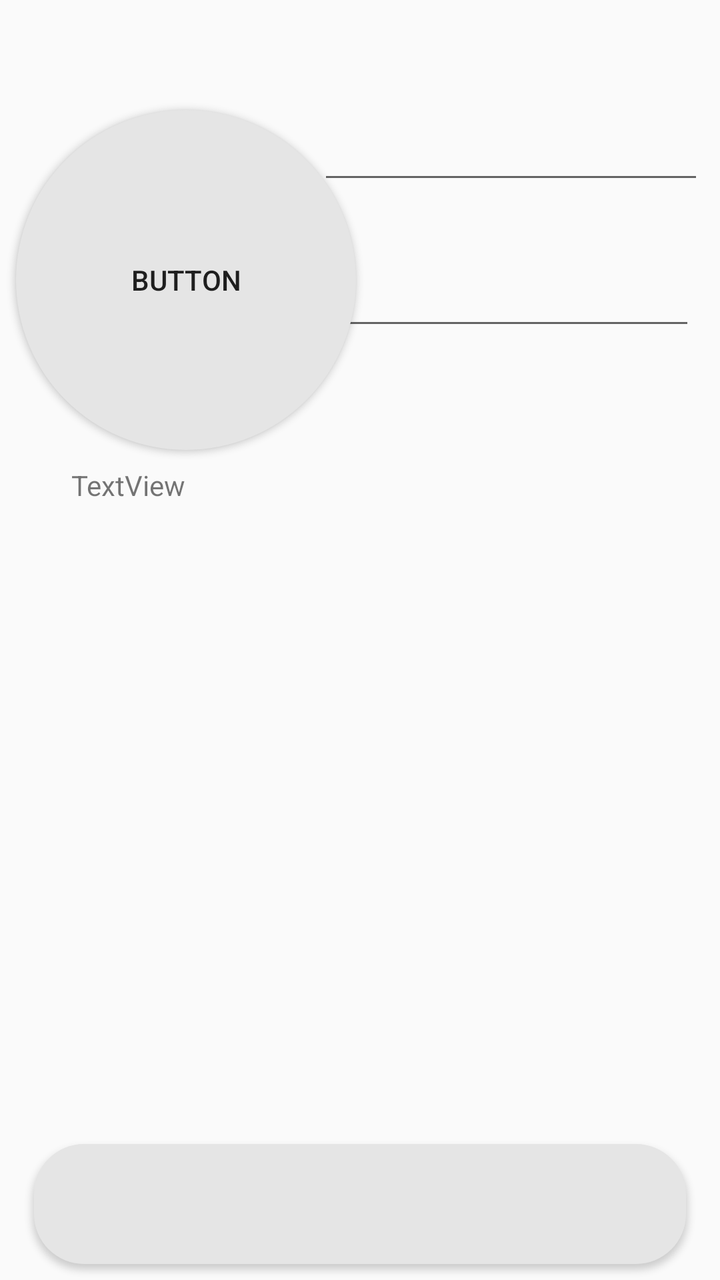
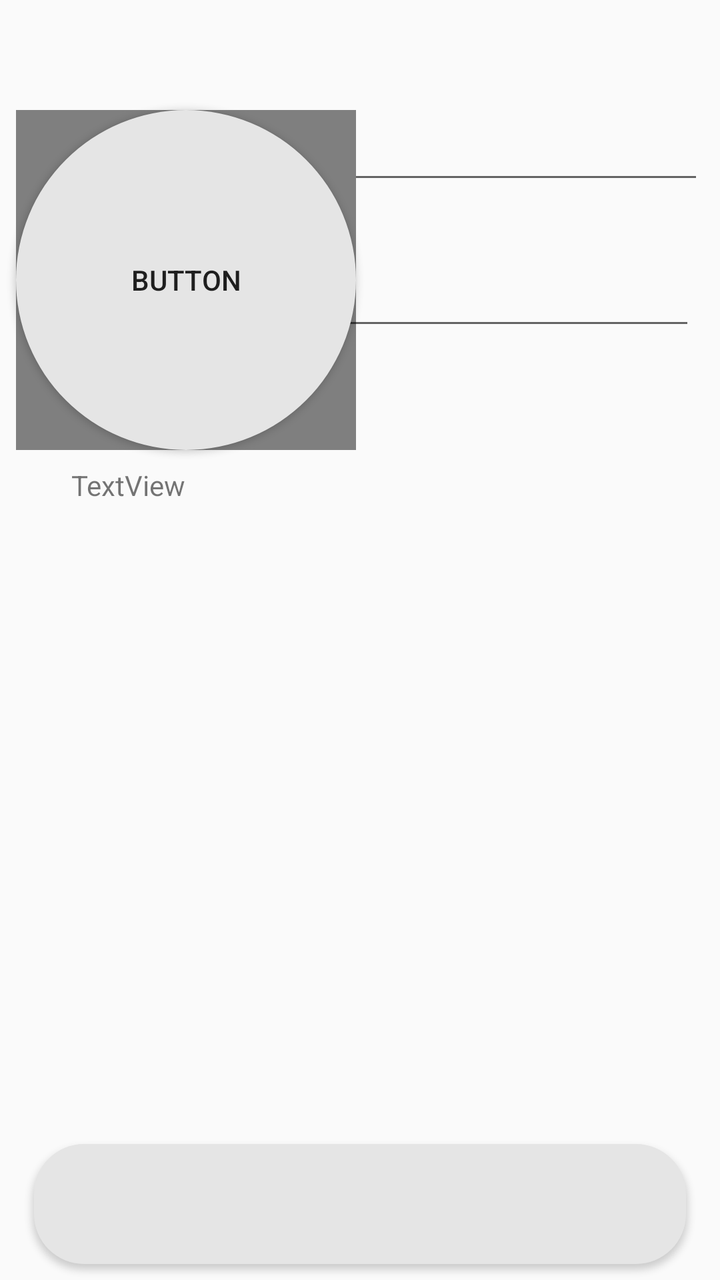

Screens rendered from an Android XML layout before and after an edit, with the pre-edit source and the edit as a unified diff.
<!-- AndroidManifest.xml: application theme AppTheme -->
<!-- res/layout/activity_user.xml -->
<?xml version="1.0" encoding="utf-8"?>
<androidx.constraintlayout.widget.ConstraintLayout xmlns:android="http://schemas.android.com/apk/res/android"
    xmlns:app="http://schemas.android.com/apk/res-auto"
    xmlns:tools="http://schemas.android.com/tools"
    android:layout_width="match_parent"
    android:layout_height="match_parent"
    tools:context=".UserActivity">

    <View
        android:id="@+id/view"
        android:layout_width="match_parent"
        android:layout_height="280dp"
        app:layout_constraintEnd_toEndOf="parent"
        app:layout_constraintHorizontal_bias="0.491"
        app:layout_constraintStart_toStartOf="parent"
        app:layout_constraintTop_toTopOf="parent" />

    <Button
        android:id="@+id/btn_change_photo"
        android:layout_width="170dp"
        android:layout_height="170dp"
        android:layout_marginStart="8dp"
        android:layout_marginEnd="8dp"
        android:text="Button"
        app:layout_constraintBottom_toBottomOf="@+id/view"
        app:layout_constraintEnd_toStartOf="@+id/edtxtUsernameUser"
        app:layout_constraintHorizontal_bias="0.0"
        android:background="@drawable/bg_button__img_rounded"
        app:layout_constraintStart_toStartOf="@+id/view"
        app:layout_constraintTop_toTopOf="@+id/view" />

    <EditText
        android:id="@+id/edtxtUsernameUser"
        android:layout_width="193dp"
        android:layout_height="42dp"
        android:layout_marginEnd="8dp"
        android:ems="10"
        android:inputType="textPersonName"
        app:layout_constraintBottom_toBottomOf="@+id/btn_change_photo"
        app:layout_constraintEnd_toEndOf="parent"
        app:layout_constraintTop_toTopOf="@+id/btn_change_photo"
        app:layout_constraintVertical_bias="0.0" />

    <ImageView
        android:id="@+id/imageviewUser"
        android:layout_width="170dp"
        android:layout_height="170dp"
        app:layout_constraintBottom_toBottomOf="@+id/btn_change_photo"
        app:layout_constraintEnd_toEndOf="@+id/btn_change_photo"
        app:layout_constraintStart_toStartOf="@+id/btn_change_photo"
        app:layout_constraintTop_toTopOf="@+id/btn_change_photo" />

    <EditText
        android:id="@+id/edtxtNameUser"
        android:layout_width="192dp"
        android:layout_height="45dp"
        android:layout_marginTop="28dp"
        android:layout_marginEnd="8dp"
        android:ems="10"
        android:inputType="textPersonName"
        app:layout_constraintEnd_toEndOf="@+id/edtxtUsernameUser"
        app:layout_constraintStart_toStartOf="@+id/edtxtUsernameUser"
        app:layout_constraintTop_toBottomOf="@+id/edtxtUsernameUser" />

    <TextView
        android:id="@+id/txtEmailUser"
        android:layout_width="289dp"
        android:layout_height="36dp"
        android:layout_marginStart="8dp"
        android:layout_marginTop="8dp"
        android:layout_marginEnd="8dp"
        android:text="TextView"
        app:layout_constraintEnd_toEndOf="parent"
        app:layout_constraintStart_toStartOf="parent"
        app:layout_constraintTop_toBottomOf="@+id/imageviewUser" />

    <TextView
        android:id="@+id/txtAreaUser"
        android:layout_width="296dp"
        android:layout_height="41dp"
        android:layout_marginStart="8dp"
        android:layout_marginTop="8dp"
        android:layout_marginEnd="8dp"
        app:layout_constraintEnd_toEndOf="parent"
        app:layout_constraintStart_toStartOf="parent"
        app:layout_constraintTop_toBottomOf="@+id/view" />

    <TextView
        android:id="@+id/txtTelefoneUser"
        android:layout_width="345dp"
        android:layout_height="23dp"
        android:layout_marginStart="8dp"
        android:layout_marginTop="24dp"
        android:layout_marginEnd="8dp"
        app:layout_constraintEnd_toEndOf="parent"
        app:layout_constraintStart_toStartOf="parent"
        app:layout_constraintTop_toBottomOf="@+id/txtAreaUser" />

    <TextView
        android:id="@+id/txtCidadeUser"
        android:layout_width="344dp"
        android:layout_height="20dp"
        android:layout_marginStart="8dp"
        android:layout_marginEnd="8dp"
        app:layout_constraintEnd_toEndOf="parent"
        app:layout_constraintStart_toStartOf="parent"
        app:layout_constraintTop_toBottomOf="@+id/txtTelefoneUser" />

    <Button
        android:id="@+id/btn_update_profile"
        android:layout_width="326dp"
        android:layout_height="60dp"
        android:layout_marginStart="8dp"
        android:layout_marginEnd="8dp"
        android:layout_marginBottom="8dp"
        android:background="@drawable/bg_button_rounded"
        app:layout_constraintBottom_toBottomOf="parent"
        app:layout_constraintEnd_toEndOf="parent"
        app:layout_constraintStart_toStartOf="parent" />

</androidx.constraintlayout.widget.ConstraintLayout>
<!-- resources referenced by this layout -->
<resources>
  <!-- drawable bg_button__img_rounded (drawable) -->
  <?xml version="1.0" encoding="utf-8"?>
  <shape xmlns:android="http://schemas.android.com/apk/res/android">
      <solid android:color="@color/white"/>
      <corners android:radius="150dp"/>
  </shape>
  <!-- drawable bg_button_rounded (drawable) -->
  <?xml version="1.0" encoding="utf-8"?>
  <shape xmlns:android="http://schemas.android.com/apk/res/android">
      <solid android:color="@color/white"/>
      
      <corners android:radius="25dp"/>
  </shape>
  <style name="AppTheme" parent="Theme.AppCompat.Light.NoActionBar">
          
          <item name="colorPrimary">@color/colorPrimary</item>
          <item name="colorPrimaryDark">@color/colorPrimaryDark</item>
          <item name="colorAccent">@color/colorAccent</item>
      </style>
  <color name="white">#e5e5e5</color>
  <color name="colorPrimary">#008577</color>
  <color name="colorPrimaryDark">#00574B</color>
  <color name="colorAccent">#D81B60</color>
</resources>

<!-- the commit's change to res/layout/activity_user.xml (unified diff, before → after) -->
@@ -41,7 +41,7 @@
         app:layout_constraintTop_toTopOf="@+id/btn_change_photo"
         app:layout_constraintVertical_bias="0.0" />
 
-    <ImageView
+    <de.hdodenhof.circleimageview.CircleImageView
         android:id="@+id/imageviewUser"
         android:layout_width="170dp"
         android:layout_height="170dp"
